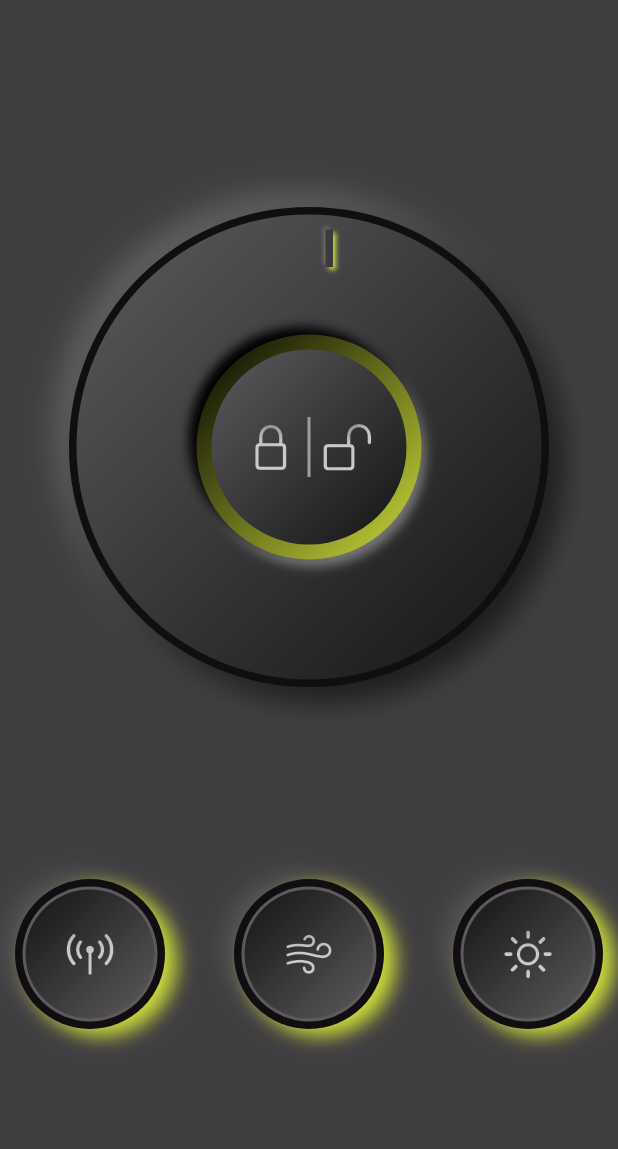
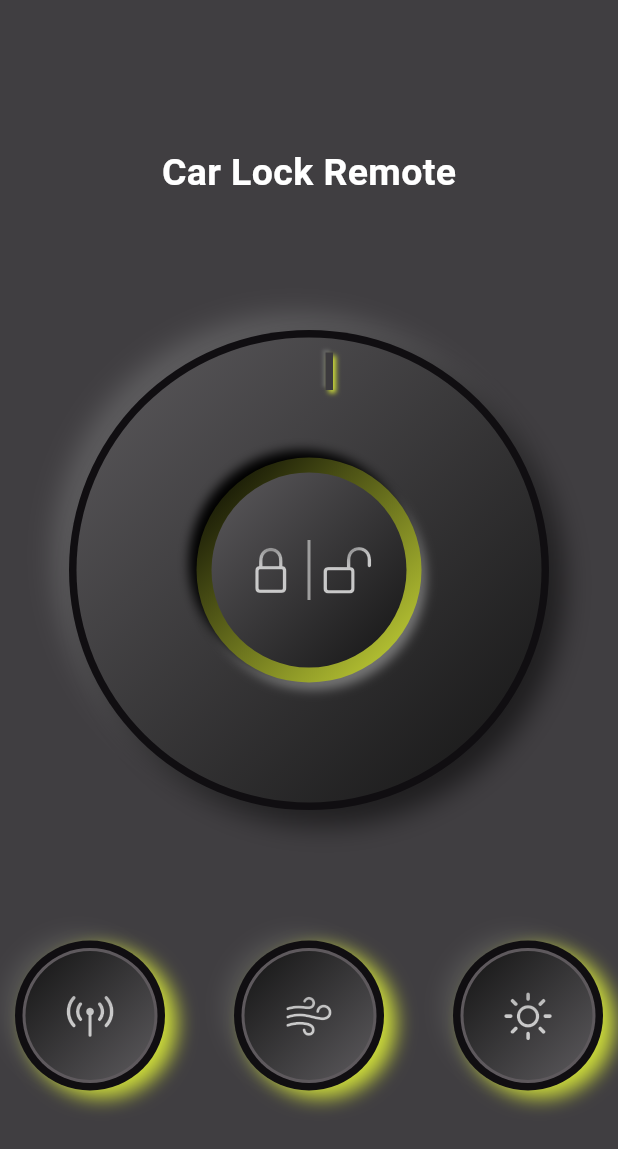
Before and after one commit to mervinkogei/Flutter-Car-Remote, a Flutter app: the screen it shows after launch, on a phone screen of 412 x 824 dp. Shown: the top 1149 px of the screen. Run offline on Flutter 3.47's test engine with Material 3 defaults, Android fonts, the light colour scheme and no system bars.

Commit message:
refactor: styled the car Lock screen

```diff
--- a/lib/widgets/home.dart
+++ b/lib/widgets/home.dart
@@ -14,10 +14,13 @@ class HomeScreen extends StatelessWidget {
       body: Padding(
         padding: const EdgeInsets.all(10),
         child: Column(
-
           mainAxisAlignment: MainAxisAlignment.center,
           children: [
+             const Spacer(),
+            Text('Car Lock Remote', style: TextStyle(color: Colors.white, fontSize: 25, fontWeight: FontWeight.bold),),
             const Spacer(),
+
+
             const Center(
               child: LockWidget()
             ),
```
